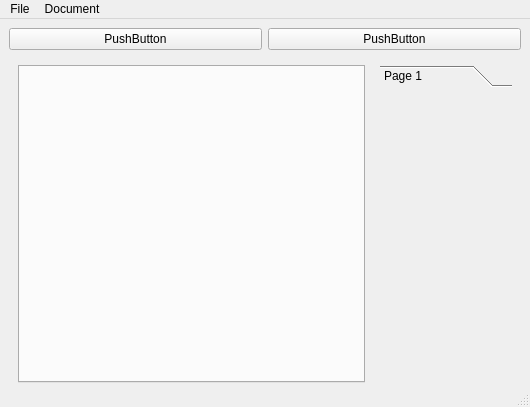
First picture: the form in ui-doc-viewer/ui-widgets/views/mainwindow.ui, repository pornosaur/doc-viewer, before the edit.
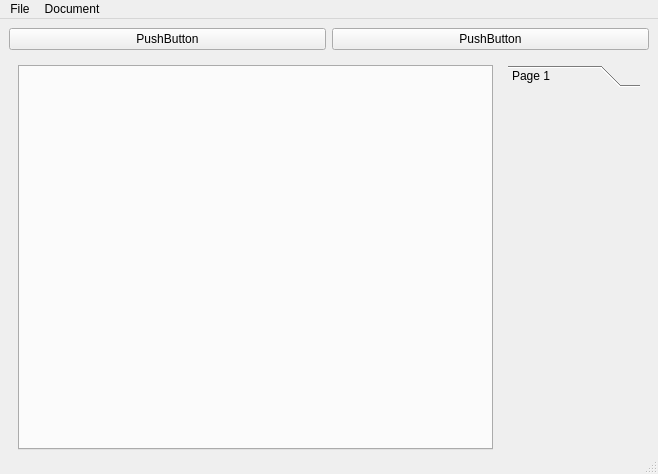
Second picture: the form after the edit. Custom widgets are drawn as their Qt base class.

```diff
--- a/ui-doc-viewer/ui-widgets/views/mainwindow.ui
+++ b/ui-doc-viewer/ui-widgets/views/mainwindow.ui
@@ -9,8 +9,8 @@
    <rect>
     <x>0</x>
     <y>0</y>
-    <width>530</width>
-    <height>407</height>
+    <width>658</width>
+    <height>474</height>
    </rect>
   </property>
   <property name="minimumSize">
@@ -73,10 +73,16 @@
         <number>0</number>
        </property>
        <item>
-        <widget class="QTabWidget" name="tab_widget_doc">
+        <widget class="qview::DocTabViewWidget" name="tab_widget_doc">
+         <property name="tabPosition">
+          <enum>QTabWidget::North</enum>
+         </property>
          <property name="currentIndex">
           <number>-1</number>
          </property>
+         <property name="elideMode">
+          <enum>Qt::ElideMiddle</enum>
+         </property>
         </widget>
        </item>
       </layout>
@@ -120,7 +126,7 @@
             <x>0</x>
             <y>0</y>
             <width>148</width>
-            <height>286</height>
+            <height>353</height>
            </rect>
           </property>
           <attribute name="label">
@@ -153,7 +159,7 @@
     <rect>
      <x>0</x>
      <y>0</y>
-     <width>530</width>
+     <width>658</width>
      <height>22</height>
     </rect>
    </property>
@@ -192,6 +198,14 @@
    </property>
   </action>
  </widget>
+ <customwidgets>
+  <customwidget>
+   <class>qview::DocTabViewWidget</class>
+   <extends>QTabWidget</extends>
+   <header>document_tab_view_widget.h</header>
+   <container>1</container>
+  </customwidget>
+ </customwidgets>
  <resources/>
  <connections/>
 </ui>
```
